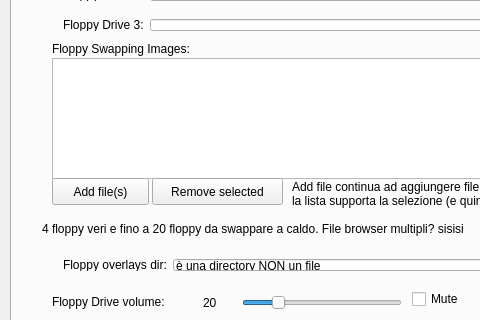
First picture: the form in amiga.ui, repository PSRAmiga/fs-uae, before the edit; both pictures show x 0 to 480 and y 147 to 467 of the 750 by 600 pixel window.
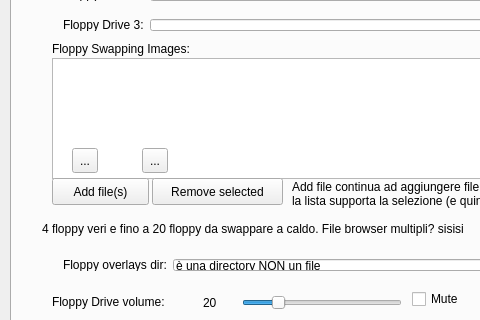
Second picture: the form after the edit. The open tabs and pages were chosen to show the change. Icons and pictures are not drawn.

Commit message: Aggiunte nuove icone in Resources, modificate le icone già inserite con quelle presenti in Resource e inseriti i pulsanti "add" e "remove" in Floppy

Diff of the .ui file:
```diff
--- a/amiga.ui
+++ b/amiga.ui
@@ -1283,6 +1283,40 @@
        <string>convertire in 8X e se =0 scrivere TURBO</string>
       </property>
      </widget>
+     <widget class="QToolButton" name="toolButton">
+      <property name="geometry">
+       <rect>
+        <x>60</x>
+        <y>250</y>
+        <width>26</width>
+        <height>25</height>
+       </rect>
+      </property>
+      <property name="text">
+       <string>...</string>
+      </property>
+      <property name="icon">
+       <iconset resource="ICO.qrc">
+        <normaloff>:/Images/Images/designer-property-editor-add-dynamic.png</normaloff>:/Images/Images/designer-property-editor-add-dynamic.png</iconset>
+      </property>
+     </widget>
+     <widget class="QToolButton" name="toolButton_2">
+      <property name="geometry">
+       <rect>
+        <x>130</x>
+        <y>250</y>
+        <width>26</width>
+        <height>25</height>
+       </rect>
+      </property>
+      <property name="text">
+       <string>...</string>
+      </property>
+      <property name="icon">
+       <iconset resource="ICO.qrc">
+        <normaloff>:/Images/Images/designer-property-editor-remove-dynamic.png</normaloff>:/Images/Images/designer-property-editor-remove-dynamic.png</iconset>
+      </property>
+     </widget>
     </widget>
     <widget class="QWidget" name="Hard_CD">
      <attribute name="title">
```
Left out of the diff: 2 changed lines with no effect on the pictures. The commit also changes 2 other files.
